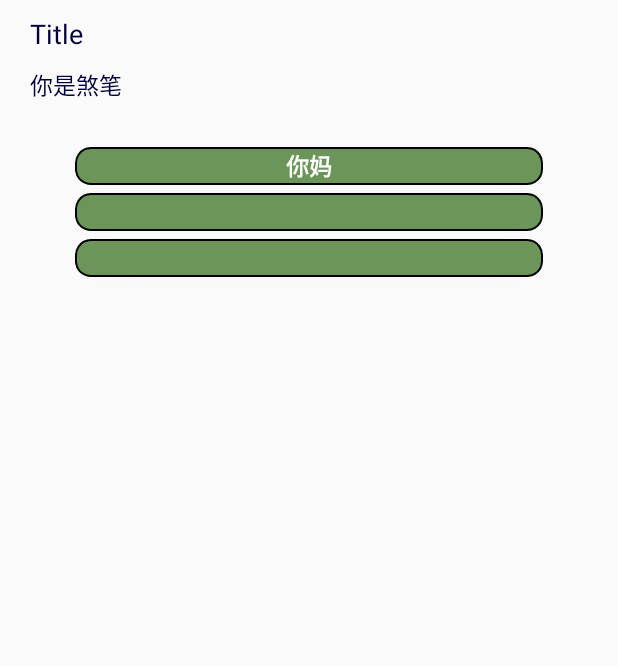
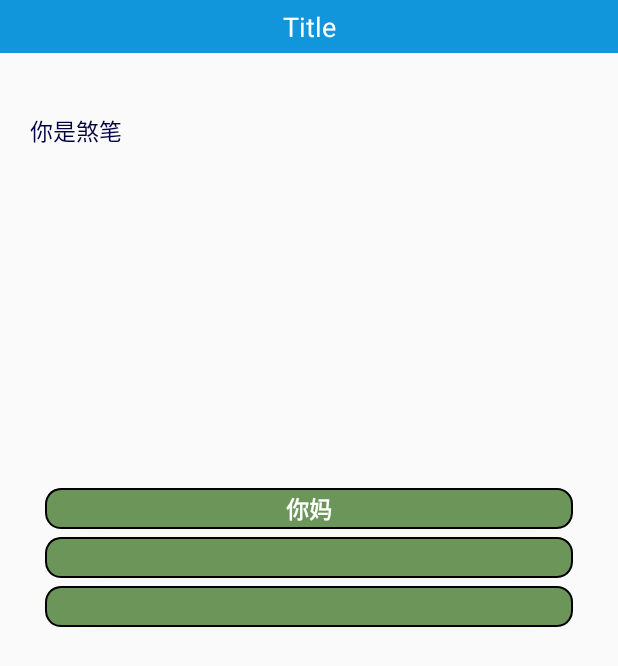
Before and after one commit to H01i2/GoToSchool, an Android app: the layout dialog_3.xml on its own in the app's theme, with its tools: preview values and no code run, on a phone screen of 412 x 824 dp. Shown: the top 666 px of the screen. Run offline under Robolectric (Android 15) with nearby library versions, the phone set to English and light mode, and no system bars.

Commit message:
dialog的布局优化

```diff
--- /dev/null
+++ b/app/src/main/res/drawable/alertdialog_style.xml
@@ -0,0 +1,6 @@
+<?xml version="1.0" encoding="utf-8"?>
+<!-- 用于设置信息对话框的圆角 -->
+<shape xmlns:android="http://schemas.android.com/apk/res/android">
+    <corners android:radius="10dp"></corners>
+    <solid android:color="#FFFFFF"></solid>
+</shape>
--- a/app/src/main/res/layout/dialog_3.xml
+++ b/app/src/main/res/layout/dialog_3.xml
@@ -7,20 +7,19 @@
     <TextView
         android:id="@+id/tv_dialog3_title"
         android:layout_width="match_parent"
-        android:layout_height="wrap_content"
-        android:layout_marginLeft="20dp"
-        android:layout_marginRight="20dp"
-        android:layout_marginTop="10dp"
+        android:layout_height="35dp"
+        android:gravity="center"
         android:text="Title"
         android:textSize="18dp"
-        android:textColor="#000040"/>
+        android:textColor="#FFFFFF"
+        android:background="#1296db"/>
     <TextView
         android:id="@+id/tv_dialog3_content"
         android:layout_width="match_parent"
-        android:layout_height="wrap_content"
+        android:layout_height="250dp"
         android:layout_marginLeft="20dp"
         android:layout_marginRight="20dp"
-        android:layout_marginTop="10dp"
+        android:layout_marginTop="40dp"
         android:text="你是煞笔"
         android:textSize="15dp"
         android:textColor="#000040"
@@ -28,38 +27,37 @@
     <Button
         android:id="@+id/btn_dialog3_1"
         android:layout_width="match_parent"
-        android:layout_height="25dp"
+        android:layout_height="27dp"
         android:layout_gravity="center_horizontal"
-        android:layout_marginTop="30dp"
         android:background="@drawable/button_style_next"
         android:text="你妈"
         android:textSize="15dp"
-        android:layout_marginLeft="50dp"
-        android:layout_marginRight="50dp"
+        android:layout_marginLeft="30dp"
+        android:layout_marginRight="30dp"
         android:textColor="#ffffff"
         android:textStyle="bold"/>
     <Button
         android:id="@+id/btn_dialog3_2"
         android:layout_width="match_parent"
-        android:layout_height="25dp"
+        android:layout_height="27dp"
         android:layout_gravity="center_horizontal"
         android:layout_marginTop="5dp"
         android:background="@drawable/button_style_next"
         android:textSize="15dp"
-        android:layout_marginLeft="50dp"
-        android:layout_marginRight="50dp"
+        android:layout_marginLeft="30dp"
+        android:layout_marginRight="30dp"
         android:textColor="#ffffff"
         android:textStyle="bold"/>
     <Button
         android:id="@+id/btn_dialog3_3"
         android:layout_width="match_parent"
-        android:layout_height="25dp"
+        android:layout_height="27dp"
         android:layout_gravity="center_horizontal"
         android:layout_marginTop="5dp"
         android:background="@drawable/button_style_next"
         android:textSize="15dp"
-        android:layout_marginLeft="50dp"
-        android:layout_marginRight="50dp"
+        android:layout_marginLeft="30dp"
+        android:layout_marginRight="30dp"
         android:textColor="#ffffff"
         android:textStyle="bold"
         android:layout_marginBottom="20dp"/>
```
Also changed, not shown: app/src/main/java/com/example/project1/display.java (+13 -0 lines), app/src/main/res/layout/dialog_1.xml (+12 -13 lines), app/src/main/res/layout/dialog_2.xml (+12 -14 lines).
